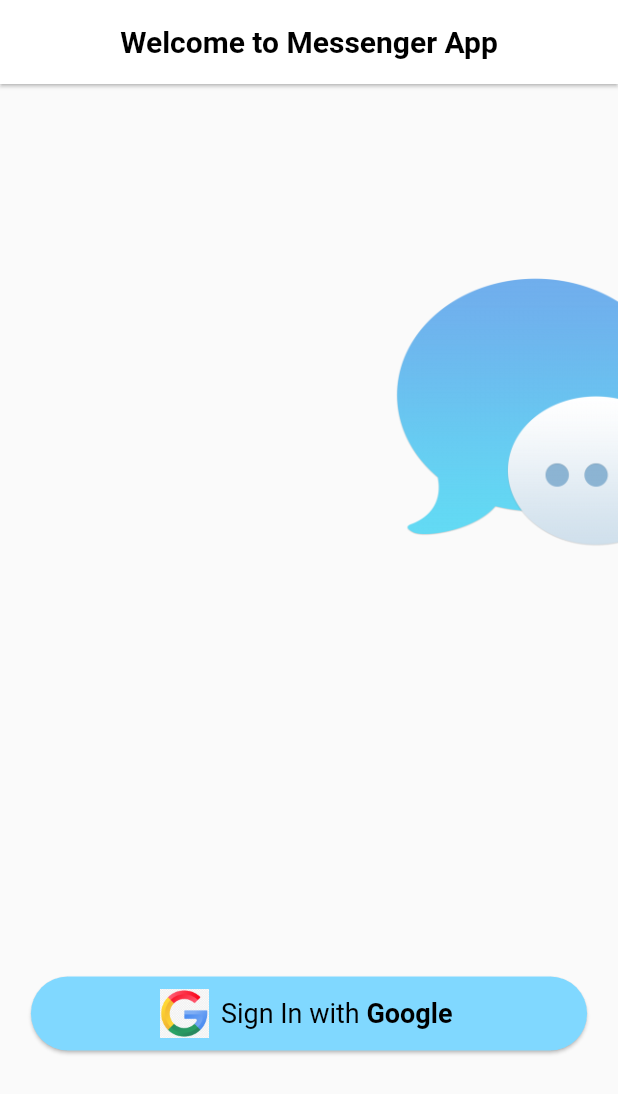
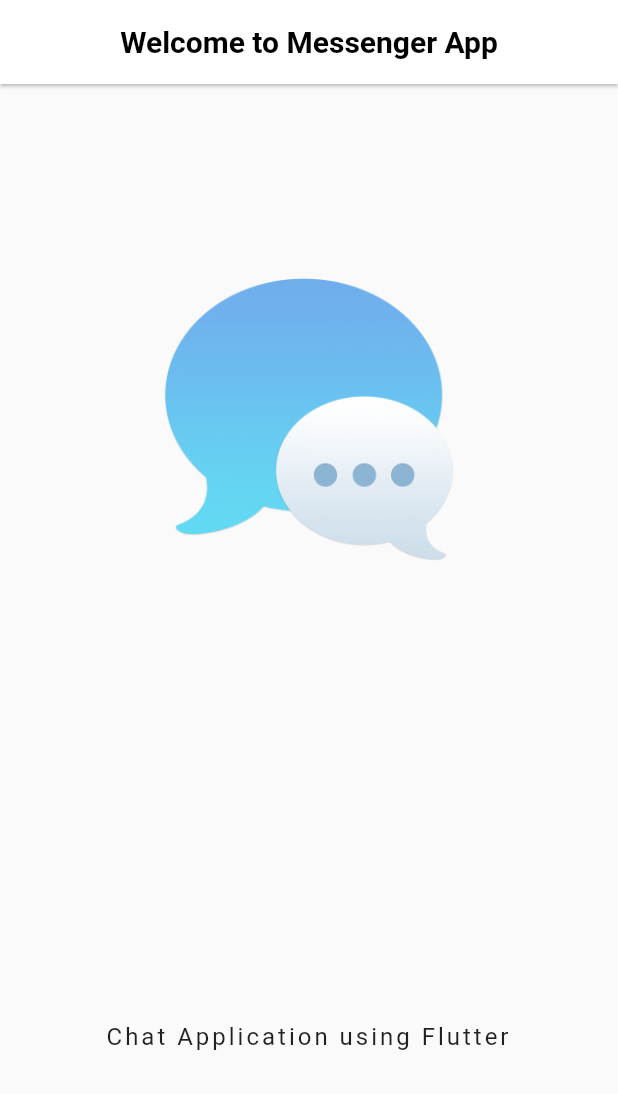
Before and after one commit to Riya-Maharjan/Chat-App-Flutter, a Flutter app: the first screen one second after launch, on a phone screen of 412 x 824 dp. Shown: the top 1094 px of the screen. Run offline on Flutter 3.47's test engine with Material 2 defaults, Android fonts, the phone set to English and light mode, and no system bars; our stand-ins replace firebase_auth, firebase_core, google_sign_in; accounts and stored records are empty.

Commit message:
splash screen added + google sign in integrated with firebase

```diff
--- a/lib/main.dart
+++ b/lib/main.dart
@@ -1,14 +1,23 @@
+import 'package:chat_app/screens/splash_screen.dart';
 import 'package:flutter/material.dart';
-import 'screens/auth/login_screen.dart';
+// import 'screens/auth/login_screen.dart';
 import 'package:firebase_core/firebase_core.dart';
+import 'package:flutter/services.dart';
 import 'firebase_options.dart';
 
 // import 'screens/home_screen.dart';
 late Size mq;
 
 void main() {
-  _initializeFirebase();
-  runApp(const MyApp());
+  WidgetsFlutterBinding.ensureInitialized();
+  //enter full screen
+  SystemChrome.setEnabledSystemUIMode(SystemUiMode.immersiveSticky);
+  SystemChrome.setPreferredOrientations(
+          [DeviceOrientation.portraitUp, DeviceOrientation.portraitDown])
+      .then((value) {
+    _initializeFirebase();
+    runApp(const MyApp());
+  });
 }
 
 class MyApp extends StatelessWidget {
@@ -31,7 +40,7 @@ class MyApp extends StatelessWidget {
           backgroundColor: Colors.white,
         )),
         // home: const MyHomePage(title: 'Flutter Demo Home Page'),
-        home: const LoginScreen());
+        home: const SplashScreen());
   }
 }
 
--- /dev/null
+++ b/lib/screens/splash_screen.dart
@@ -0,0 +1,58 @@
+import 'package:chat_app/screens/auth/login_screen.dart';
+import 'package:flutter/material.dart';
+import 'package:flutter/services.dart';
+
+import '../../main.dart';
+
+class SplashScreen extends StatefulWidget {
+  const SplashScreen({super.key});
+
+  @override
+  State<SplashScreen> createState() => _SplashScreenState();
+}
+
+class _SplashScreenState extends State<SplashScreen> {
+  @override
+  void initState() {
+    super.initState();
+    Future.delayed(const Duration(milliseconds: 1700), () {
+      //exit full screen
+      SystemChrome.setEnabledSystemUIMode(SystemUiMode.edgeToEdge);
+      SystemChrome.setSystemUIOverlayStyle(
+          const SystemUiOverlayStyle(statusBarColor: Colors.transparent));
+      Navigator.pushReplacement(
+          context, MaterialPageRoute(builder: (_) => const LoginScreen()));
+    });
+  }
+
+  @override
+  Widget build(BuildContext context) {
+    mq = MediaQuery.of(context).size;
+
+    return Scaffold(
+        appBar: AppBar(
+          automaticallyImplyLeading: false,
+          title: const Text('Welcome to Messenger App'),
+        ),
+        body: Stack(
+          children: [
+            AnimatedPositioned(
+              top: mq.height * .15,
+              width: mq.width * .5,
+              right: mq.width * .25,
+              duration: const Duration(seconds: 1),
+              child: Image.asset('images/icon.png'),
+            ),
+            Positioned(
+                bottom: mq.height * .15,
+                width: mq.width,
+                child: const Text("Chat Application using Flutter",
+                    textAlign: TextAlign.center,
+                    style: TextStyle(
+                        fontSize: 16,
+                        color: Colors.black87,
+                        letterSpacing: 2))),
+          ],
+        ));
+  }
+}
--- a/pubspec.yaml
+++ b/pubspec.yaml
@@ -17,8 +17,13 @@ dependencies:
   # The following adds the Cupertino Icons font to your application.
   # Use with the CupertinoIcons class for iOS style icons.
   cupertino_icons: ^1.0.2
+
   #integrated firebase
   firebase_core: ^2.14.0
+  # firebase authentication
+  firebase_auth: ^4.6.3
+  # handle google sign in
+  google_sign_in: ^6.1.4
 
 dev_dependencies:
   flutter_test:
```
Also changed, not shown: lib/screens/auth/login_screen.dart (+37 -2 lines), lib/firebase_options.dart, pubspec.lock, 5 other files.
